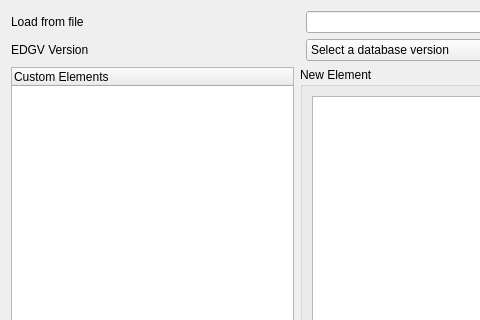
dsgoficial/DsgTools, file ProductionTools/field_setup.ui: the form before one commit; both pictures show x 0 to 480 and y 0 to 320 of the 889 by 676 pixel window.
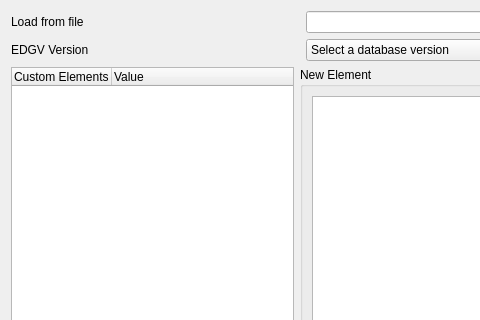
The form after the commit.

Commit message: Creating tree items

Patch:
```diff
--- a/ProductionTools/field_setup.ui
+++ b/ProductionTools/field_setup.ui
@@ -116,11 +116,22 @@
    </item>
    <item row="2" column="0">
     <widget class="QTreeWidget" name="treeWidget">
+     <property name="columnCount">
+      <number>2</number>
+     </property>
+     <attribute name="headerVisible">
+      <bool>true</bool>
+     </attribute>
      <column>
       <property name="text">
        <string>Custom Elements</string>
       </property>
      </column>
+     <column>
+      <property name="text">
+       <string>Value</string>
+      </property>
+     </column>
     </widget>
    </item>
    <item row="1" column="2">
```
The commit also changes 2 other files.
